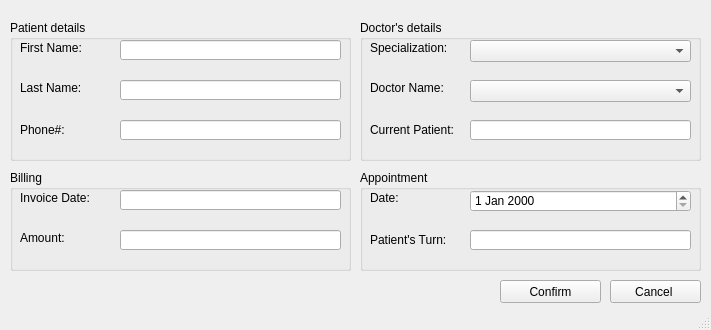
Before: the Qt Designer form Screens/Receptionist AddAppointment.ui in RaahimHash/DBMS-Project-UHU-Clinic, drawn with Qt 5.
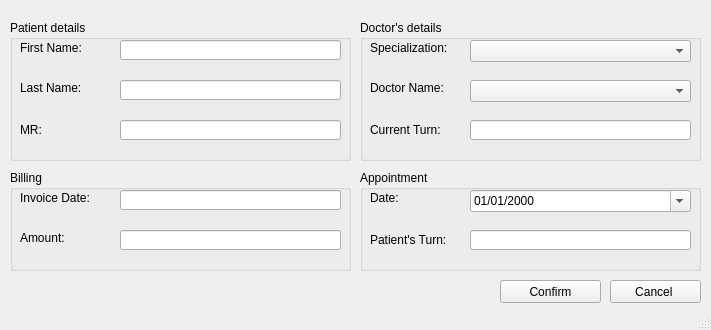
After: the same form once the commit is applied.

```diff
--- a/Screens/Receptionist AddAppointment.ui
+++ b/Screens/Receptionist AddAppointment.ui
@@ -91,7 +91,7 @@
       </rect>
      </property>
      <property name="text">
-      <string>Phone#:</string>
+      <string>MR:</string>
      </property>
     </widget>
    </widget>
@@ -241,7 +241,7 @@
       </rect>
      </property>
      <property name="text">
-      <string>Current Patient:</string>
+      <string>Current Turn:</string>
      </property>
     </widget>
     <widget class="QLineEdit" name="lineCurrentPatient">
@@ -318,6 +318,12 @@
        <height>22</height>
       </rect>
      </property>
+     <property name="displayFormat">
+      <string>MM/dd/yyyy</string>
+     </property>
+     <property name="calendarPopup">
+      <bool>true</bool>
+     </property>
     </widget>
     <widget class="QLineEdit" name="linePatientTurn">
      <property name="geometry">
```
Left out of the diff: 2 changed lines with no effect on the pictures.
